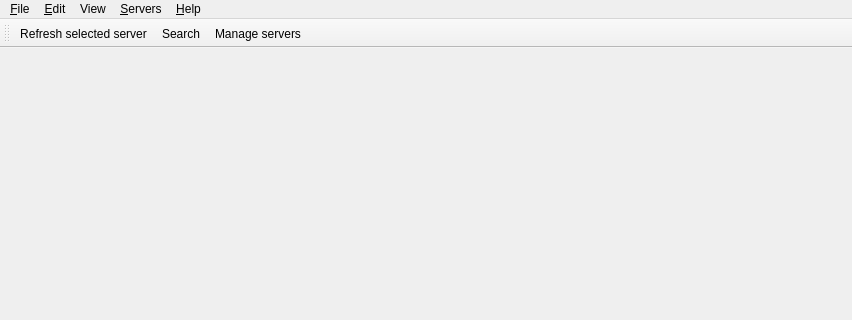
The window that Viewer/src/MainWindow.ui (ecmwf/ecflow) describes before a commit, drawn with Qt 5; both pictures show x 0 to 852 and y 0 to 320 of the 852 by 675 pixel window.
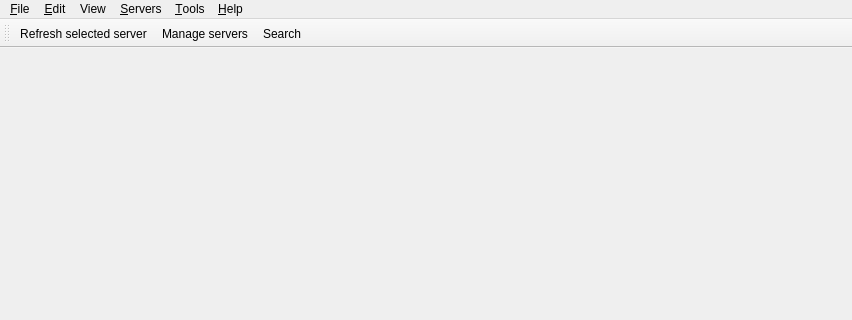
The same window after the commit. Icons and pictures are not drawn.

Commit message: ecFlowUI: implement search dialogue for nodes and attributes ECFLOW-423

Diff of the .ui file:
```diff
--- a/Viewer/src/MainWindow.ui
+++ b/Viewer/src/MainWindow.ui
@@ -83,28 +83,35 @@
     <property name="title">
      <string>&amp;Servers</string>
     </property>
-    <addaction name="actionManageServers"/>
-    <addaction name="separator"/>
-   </widget>
-   <widget class="QMenu" name="menuView">
-    <property name="title">
-     <string>View</string>
-    </property>
     <addaction name="actionReset"/>
     <addaction name="actionResetSelected"/>
     <addaction name="separator"/>
     <addaction name="actionRefresh"/>
     <addaction name="actionRefreshSelected"/>
     <addaction name="separator"/>
+    <addaction name="actionManageServers"/>
+    <addaction name="separator"/>
+   </widget>
+   <widget class="QMenu" name="menuView">
+    <property name="title">
+     <string>View</string>
+    </property>
     <addaction name="actionAddTreeWidget"/>
     <addaction name="actionAddTableWidget"/>
     <addaction name="actionAddInfoPanel"/>
     <addaction name="actionAddLogPanel"/>
    </widget>
+   <widget class="QMenu" name="menu_Tools">
+    <property name="title">
+     <string>&amp;Tools</string>
+    </property>
+    <addaction name="actionSearch"/>
+   </widget>
    <addaction name="menuLl"/>
    <addaction name="menuEdit"/>
    <addaction name="menuView"/>
    <addaction name="menuServer"/>
+   <addaction name="menu_Tools"/>
    <addaction name="menu_Help"/>
   </widget>
   <widget class="QStatusBar" name="statusbar"/>
@@ -125,8 +132,8 @@
     <bool>false</bool>
    </attribute>
    <addaction name="actionRefreshSelected"/>
-   <addaction name="actionSearch"/>
    <addaction name="actionManageServers"/>
+   <addaction name="actionSearch"/>
   </widget>
   <action name="actionClose">
    <property name="icon">
@@ -294,7 +301,7 @@
      <normaloff>:/viewer/images/search.svg</normaloff>:/viewer/images/search.svg</iconset>
    </property>
    <property name="text">
-    <string>Search</string>
+    <string>Search ...</string>
    </property>
   </action>
   <action name="actionRefreshSelected">
```
Left out of the diff: 6 changed lines with no effect on the pictures. The commit also changes 18 other files.
